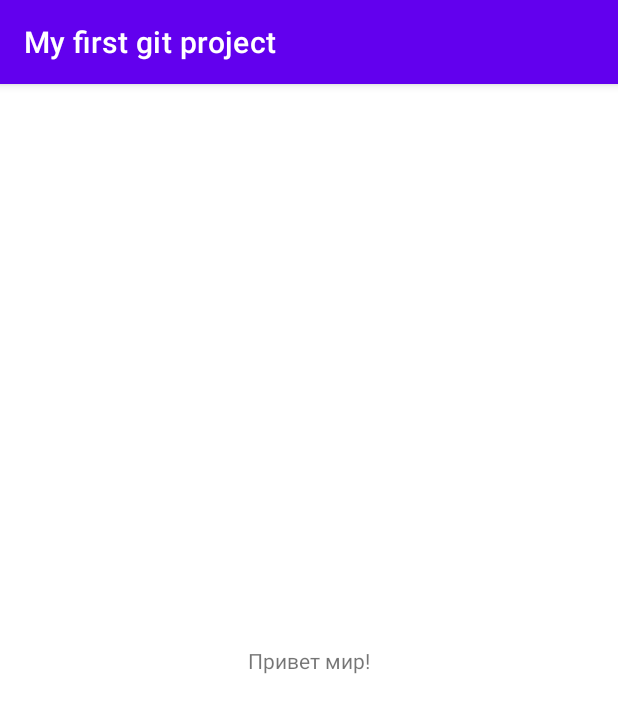
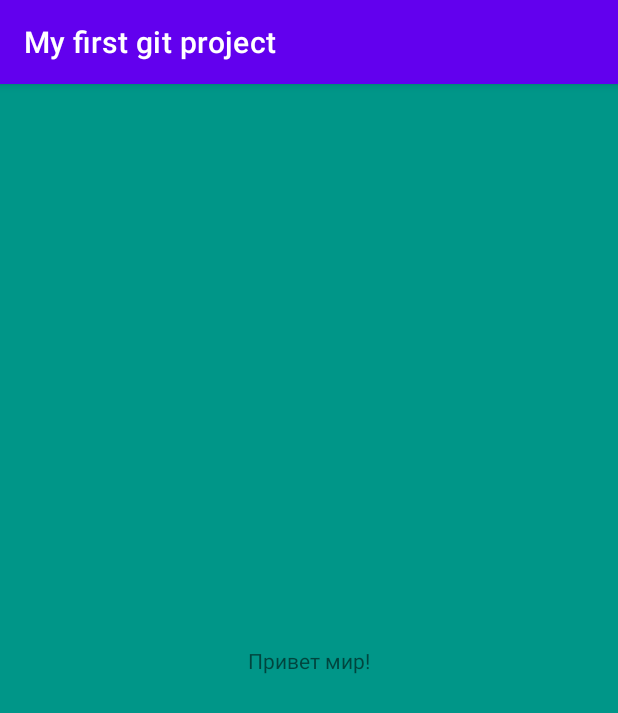
Before and after one commit to sheyh01/project, an Android app: the screen it shows after launch (MainActivity), on a phone screen of 412 x 824 dp. Shown: the top 713 px of the screen. Run offline under Robolectric (Android 15) with nearby library versions, the phone set to English and light mode, and no system bars.

Commit message:
Chenge color

```diff
--- a/app/src/main/res/layout/activity_main.xml
+++ b/app/src/main/res/layout/activity_main.xml
@@ -4,6 +4,7 @@
     xmlns:tools="http://schemas.android.com/tools"
     android:layout_width="match_parent"
     android:layout_height="match_parent"
+    android:background="#009688"
     tools:context=".MainActivity">
 
     <TextView
```
